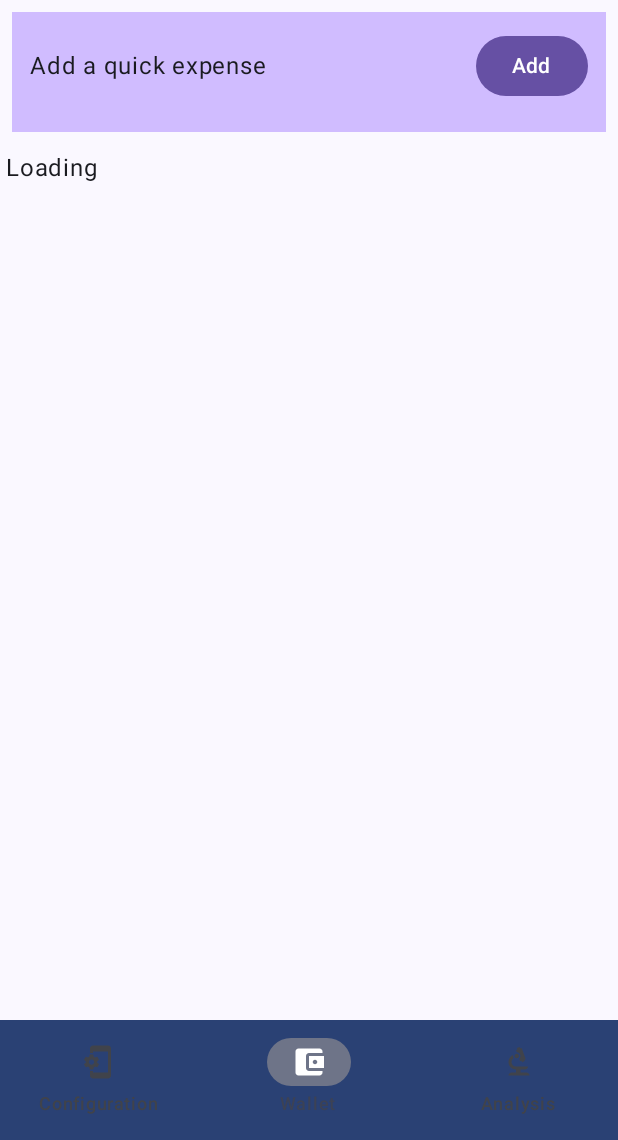
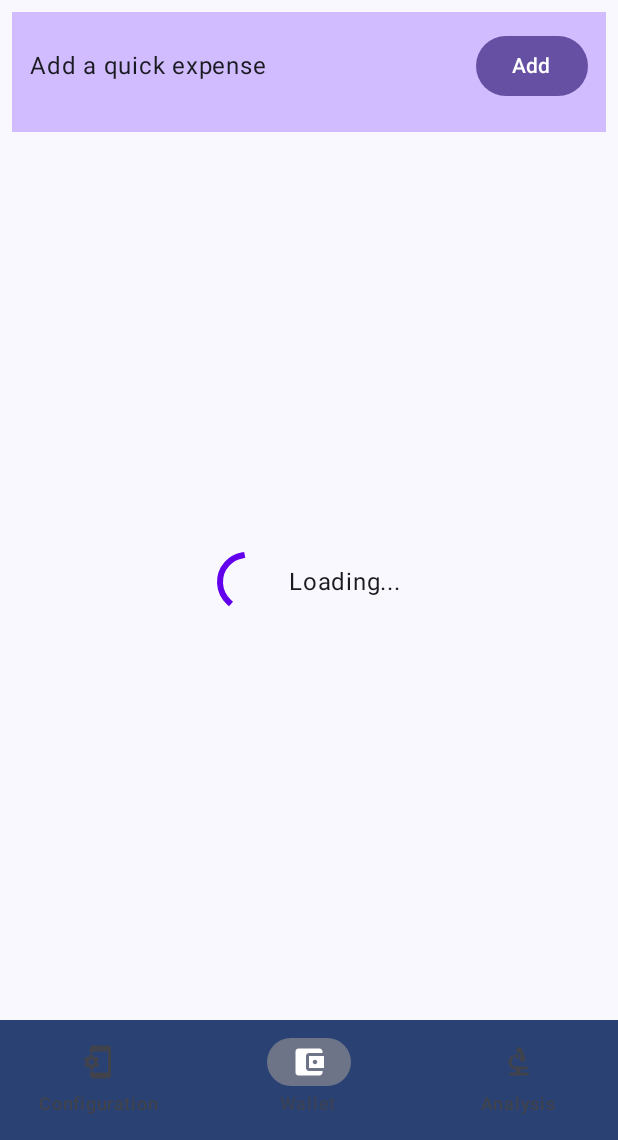
Before and after one commit to TiagoDvl/Teira, an Android app built with Jetpack Compose: the wallet screen opened through its navigation route, on a phone screen of 412 x 824 dp, the part 96-1236 px from its top. Run offline under Robolectric (Android 15) with nearby library versions, the phone set to English and light mode, and no system bars; our stand-ins replace Dagger/Hilt's generated code.

Commit message:
[8] - Adding a simple view to indicate loading on expenses grid

```diff
--- a/app/src/main/java/br/com/tick/teira/ui/screens/wallet/ExpensesGrid.kt
+++ b/app/src/main/java/br/com/tick/teira/ui/screens/wallet/ExpensesGrid.kt
@@ -1,19 +1,26 @@
 package br.com.tick.teira.ui.screens.wallet
 
 import androidx.compose.foundation.ExperimentalFoundationApi
+import androidx.compose.foundation.layout.Arrangement
 import androidx.compose.foundation.layout.Column
+import androidx.compose.foundation.layout.Row
+import androidx.compose.foundation.layout.Spacer
+import androidx.compose.foundation.layout.fillMaxSize
 import androidx.compose.foundation.layout.fillMaxWidth
 import androidx.compose.foundation.layout.padding
+import androidx.compose.foundation.layout.width
 import androidx.compose.foundation.lazy.GridCells
 import androidx.compose.foundation.lazy.LazyVerticalGrid
 import androidx.compose.foundation.lazy.items
 import androidx.compose.material.Card
+import androidx.compose.material.CircularProgressIndicator
 import androidx.compose.material3.MaterialTheme
 import androidx.compose.material3.Text
 import androidx.compose.runtime.Composable
 import androidx.compose.runtime.collectAsState
 import androidx.compose.runtime.getValue
 import androidx.compose.runtime.remember
+import androidx.compose.ui.Alignment
 import androidx.compose.ui.Modifier
 import androidx.compose.ui.unit.dp
 import androidx.hilt.navigation.compose.hiltViewModel
@@ -34,7 +41,7 @@ fun ExpensesGrid(
     when (val pleaseFixMe = expensesListState) {
         ExpensesGridStates.Empty,
         ExpensesGridStates.Error,
-        ExpensesGridStates.Loading -> Text(text = "Loading")
+        ExpensesGridStates.Loading -> LoadingGrid(modifier = modifier.fillMaxSize())
         is ExpensesGridStates.Success -> BodyGrid(modifier, pleaseFixMe.expensesList)
     }
 }
@@ -70,3 +77,21 @@ fun BodyGrid(
         }
     }
 }
+
+@Composable
+fun LoadingGrid(
+    modifier: Modifier = Modifier
+) {
+    Column(
+        modifier = modifier.padding(4.dp),
+        verticalArrangement = Arrangement.Center,
+        horizontalAlignment = Alignment.CenterHorizontally
+    ) {
+        Row(verticalAlignment = Alignment.CenterVertically) {
+            CircularProgressIndicator()
+            Spacer(modifier = Modifier.width(8.dp))
+            Text(text = "Loading...")
+        }
+
+    }
+}
```
